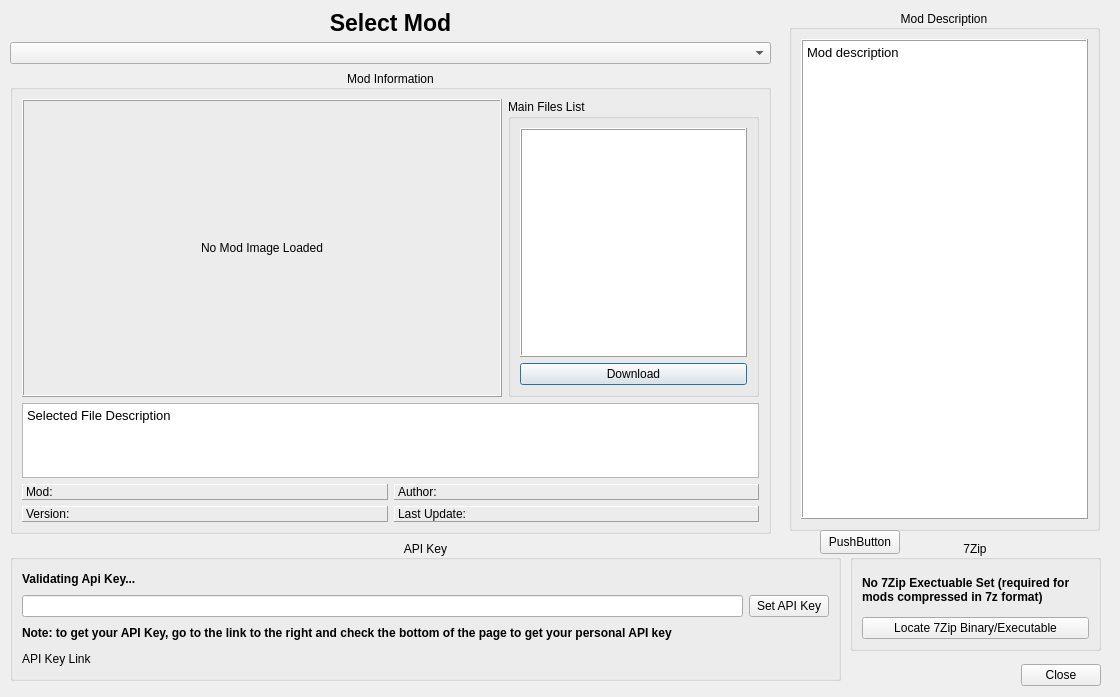
This is modules/ModDownloader.ui in rainmakerv3/BB_Launcher as Qt 5 draws it before an edit. The edited form follows.
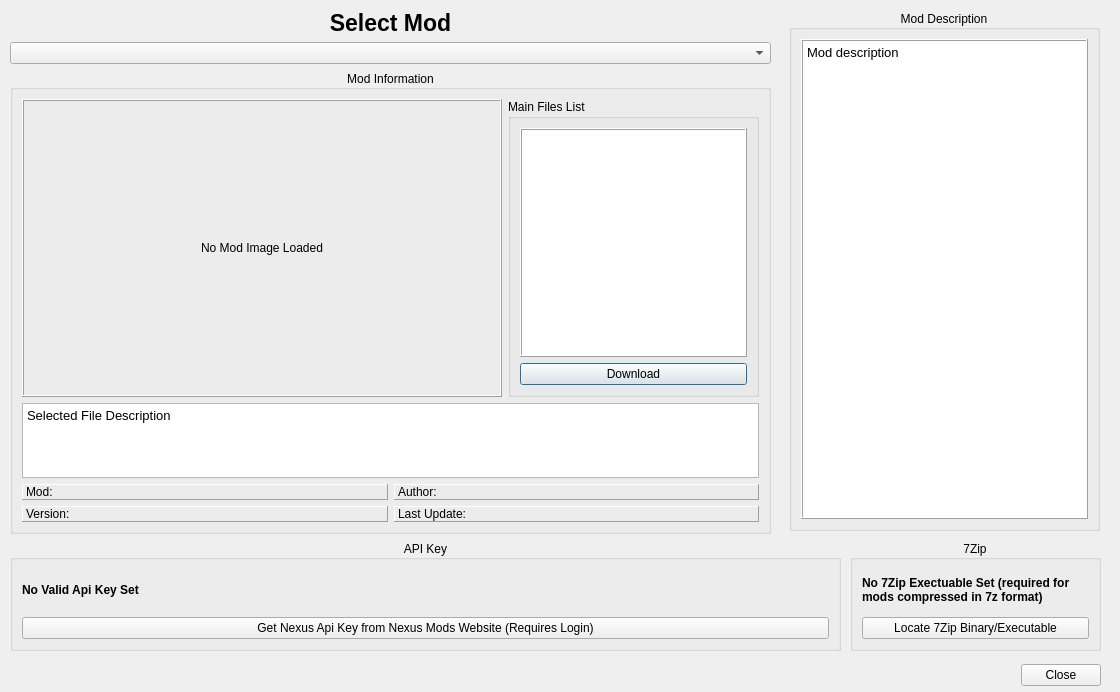
This is the edited form.

Commit message: sockets-based api code placeholder with vortex slug

The edit to the form file:
```diff
--- a/modules/ModDownloader.ui
+++ b/modules/ModDownloader.ui
@@ -7,7 +7,7 @@
     <x>0</x>
     <y>0</y>
     <width>1120</width>
-    <height>697</height>
+    <height>692</height>
    </rect>
   </property>
   <property name="windowTitle">
@@ -261,7 +261,7 @@
      <x>10</x>
      <y>540</y>
      <width>831</width>
-     <height>141</height>
+     <height>111</height>
     </rect>
    </property>
    <property name="title">
@@ -282,43 +282,14 @@
        </font>
       </property>
       <property name="text">
-       <string>Validating Api Key...</string>
+       <string>No Valid Api Key Set</string>
       </property>
      </widget>
     </item>
     <item>
-     <layout class="QHBoxLayout" name="horizontalLayout_4">
-      <item>
-       <widget class="QLineEdit" name="apiLineEdit"/>
-      </item>
-      <item>
-       <widget class="QPushButton" name="setApiButton">
-        <property name="text">
-         <string>Set API Key</string>
-        </property>
-       </widget>
-      </item>
-     </layout>
-    </item>
-    <item>
-     <widget class="QLabel" name="label_10">
-      <property name="font">
-       <font>
-        <bold>true</bold>
-       </font>
-      </property>
+     <widget class="QPushButton" name="testButton">
       <property name="text">
-       <string>Note: to get your API Key, go to the link to the right and check the bottom of the page to get your personal API key</string>
-      </property>
-      <property name="wordWrap">
-       <bool>true</bool>
-      </property>
-     </widget>
-    </item>
-    <item>
-     <widget class="QLabel" name="linkLabel">
-      <property name="text">
-       <string>API Key Link</string>
+       <string>Get Nexus Api Key from Nexus Mods Website (Requires Login)</string>
       </property>
      </widget>
     </item>
@@ -389,19 +360,6 @@
     </item>
    </layout>
   </widget>
-  <widget class="QPushButton" name="testButton">
-   <property name="geometry">
-    <rect>
-     <x>820</x>
-     <y>530</y>
-     <width>80</width>
-     <height>24</height>
-    </rect>
-   </property>
-   <property name="text">
-    <string>PushButton</string>
-   </property>
-  </widget>
  </widget>
  <resources/>
  <connections>
```
The commit also changes 2 other files.
